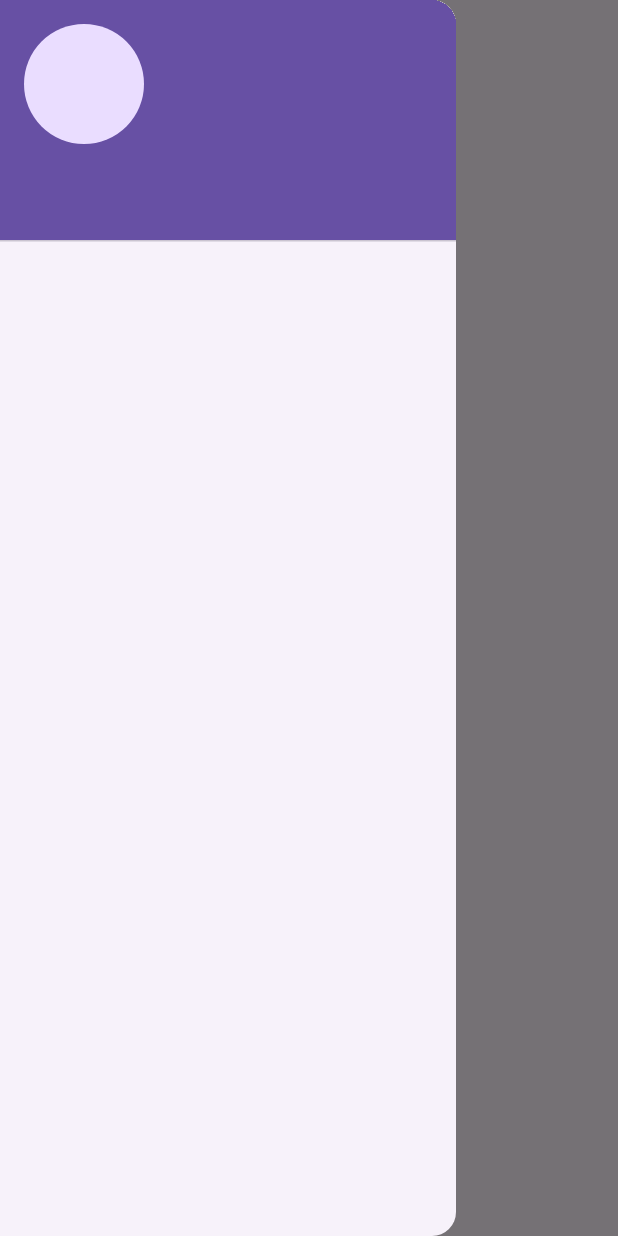
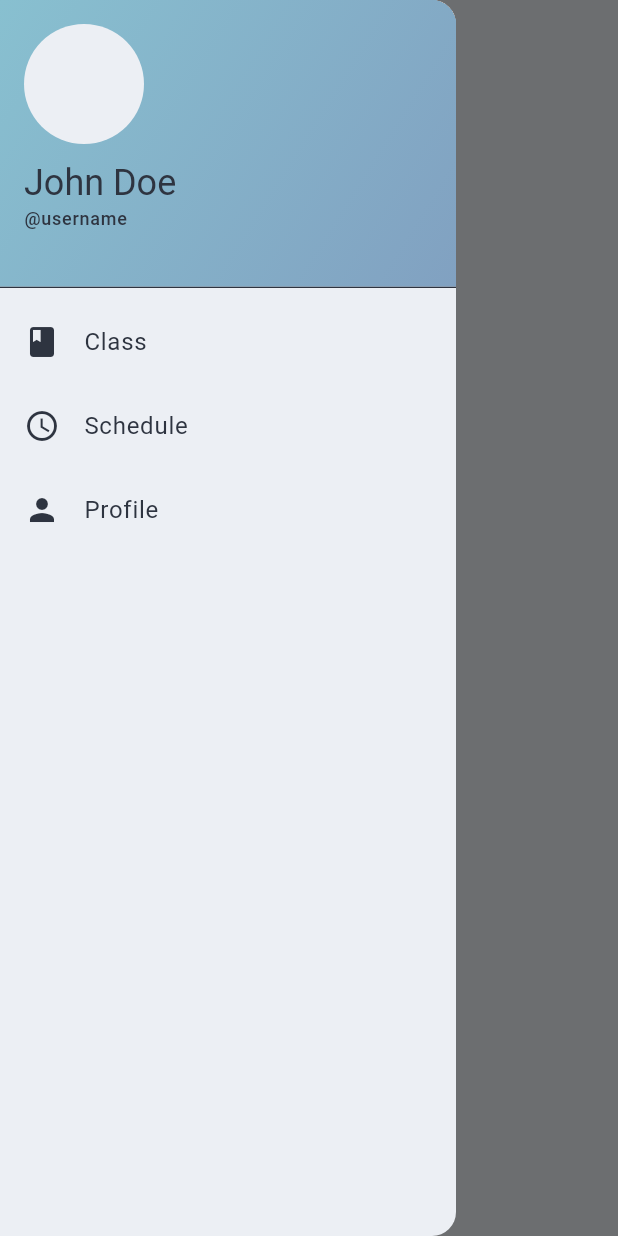
Before and after one commit to LinCie/sistem_kelas, a Flutter app: the screen it shows after launch, with the side drawer open, on a phone screen of 412 x 824 dp. Run offline on Flutter 3.47's test engine with Material 3 defaults, Android fonts, the phone set to English and light mode, and no system bars.

Commit message:
feat: add basic theme

```diff
--- a/lib/main.dart
+++ b/lib/main.dart
@@ -13,7 +13,20 @@ class MyApp extends StatelessWidget {
   Widget build(BuildContext context) {
     return MaterialApp(
       title: 'Sistem Kelas',
-      themeMode: ThemeMode.system,
+      themeMode: ThemeMode.light,
+      theme: ThemeData(
+        colorScheme: ColorScheme(
+          brightness: Brightness.light,
+          primary: Color(0xff88c0d0),
+          onPrimary: Color(0xffeceff4),
+          secondary: Color(0xff81a1c1),
+          onSecondary: Color(0xffeceff4),
+          error: Color(0xffbf616a),
+          onError: Color(0xffeceff4),
+          surface: Color(0xffeceff4),
+          onSurface: Color(0xff2e3440),
+        ),
+      ),
       home: const HomePage(title: "Sistem Kelas"),
     );
   }
--- a/lib/src/pages/home_page.dart
+++ b/lib/src/pages/home_page.dart
@@ -30,18 +30,55 @@ class AppDrawer extends StatelessWidget {
   Widget build(BuildContext context) {
     final theme = Theme.of(context);
 
+    void onTileTap() {
+      Navigator.pop(context);
+    }
+
     return Drawer(
       child: ListView(
-        padding: EdgeInsets.zero,
+        padding: EdgeInsets.all(0),
         children: [
-          DrawerHeader(
-            decoration: BoxDecoration(
-              gradient: LinearGradient(colors: [theme.primaryColor]),
+          SizedBox(
+            height: 200,
+            child: DrawerHeader(
+              decoration: BoxDecoration(
+                gradient: LinearGradient(
+                  colors: [
+                    theme.colorScheme.primary,
+                    theme.colorScheme.secondary,
+                  ],
+                  begin: Alignment.topLeft,
+                  end: Alignment.bottomRight,
+                ),
+              ),
+              child: Column(
+                crossAxisAlignment: CrossAxisAlignment.start,
+                children: [
+                  CircleAvatar(
+                    radius: 40,
+                    backgroundColor: theme.colorScheme.surface,
+                  ),
+                  SizedBox(height: 10),
+                  Text("John Doe", style: theme.textTheme.headlineSmall),
+                  Text("@username", style: theme.textTheme.labelMedium),
+                ],
+              ),
             ),
-            child: Column(
-              crossAxisAlignment: CrossAxisAlignment.start,
-              children: [CircleAvatar(radius: 40)],
-            ),
+          ),
+          ListTile(
+            leading: Icon(Icons.book),
+            title: Text("Class"),
+            onTap: onTileTap,
+          ),
+          ListTile(
+            leading: Icon(Icons.schedule),
+            title: Text("Schedule"),
+            onTap: onTileTap,
+          ),
+          ListTile(
+            leading: Icon(Icons.person),
+            title: Text("Profile"),
+            onTap: onTileTap,
           ),
         ],
       ),
```
